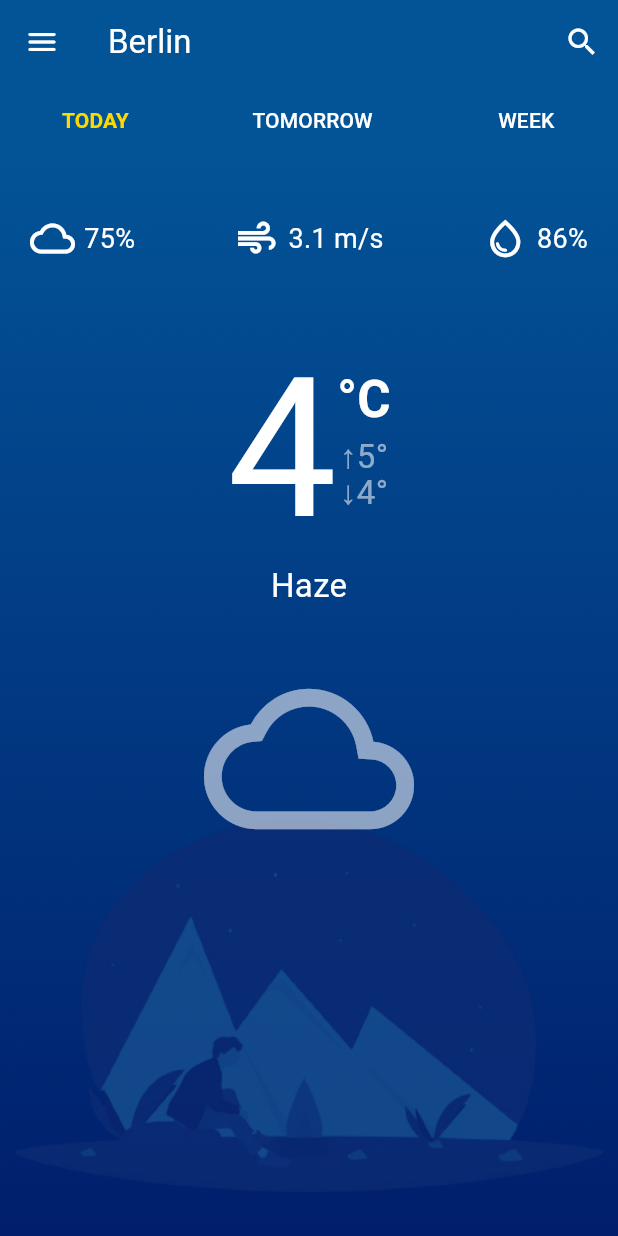
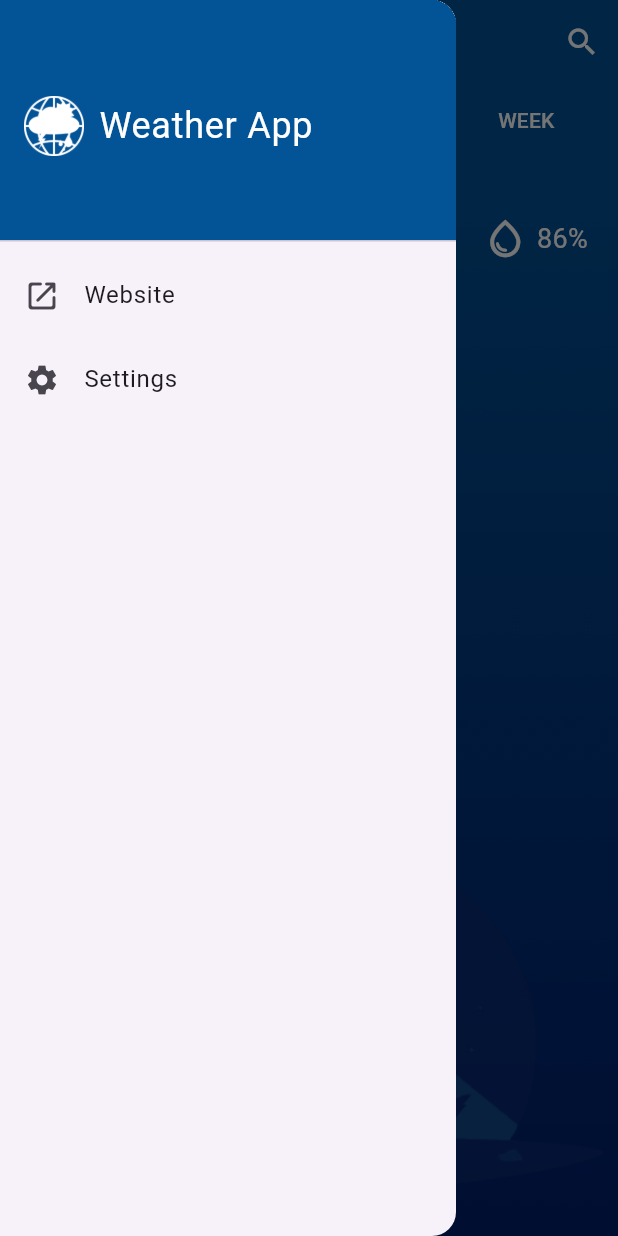
Before and after one commit to ramos-vini/skycast-weather-app, a Flutter app: the screen it shows after launch, after a tap on the "menu" icon, on a phone screen of 412 x 824 dp. Run offline on Flutter 3.47's test engine with Material 3 defaults, Android fonts, the phone set to English and light mode, and no system bars.

Commit message:
[FEP-23] created home_drawer widget

```diff
--- a/app/lib/screens/home_screen.dart
+++ b/app/lib/screens/home_screen.dart
@@ -2,6 +2,7 @@ import 'package:flutter/material.dart';
 import 'package:app/widgets/timeframe_selector.dart';
 import 'package:app/data/app_colors.dart';
 import 'package:app/managers/screen_manager.dart';
+import 'package:app/widgets/home_drawer.dart';
 
 class HomeScreen extends StatefulWidget {
   const HomeScreen({super.key});
@@ -24,9 +25,14 @@ class _HomeScreenState extends State<HomeScreen> {
     return Scaffold(
       appBar: AppBar(
         backgroundColor: AppColors.blue,
-        leading: IconButton(
-            onPressed: () {},
-            icon: const Icon(Icons.menu_rounded, color: Colors.white)),
+        leading: Builder(
+          builder: (context) => IconButton(
+            icon: const Icon(Icons.menu_rounded, color: Colors.white),
+            onPressed: () {
+              Scaffold.of(context).openDrawer();
+            },
+          ),
+        ),
         title: const Text(
           'Berlin',
           style: TextStyle(color: Colors.white),
@@ -37,6 +43,7 @@ class _HomeScreenState extends State<HomeScreen> {
               icon: const Icon(Icons.search, color: Colors.white))
         ],
       ),
+      drawer: const HomeDrawer(),
       body: Container(
         decoration: const BoxDecoration(color: AppColors.blue),
         child: Column(
--- /dev/null
+++ b/app/lib/screens/search_screen.dart
@@ -0,0 +1,3 @@
+// TODO:
+// - Search Bar
+// - 10 cities (will later get updated according to last searches)
--- /dev/null
+++ b/app/lib/widgets/home_drawer.dart
@@ -0,0 +1,51 @@
+import 'package:flutter/material.dart';
+import 'package:app/data/app_colors.dart';
+
+class HomeDrawer extends StatelessWidget {
+  const HomeDrawer({super.key});
+
+  @override
+  Widget build(BuildContext context) {
+    return Drawer(
+      child: SizedBox(
+        width: MediaQuery.of(context).size.width * 0.85, // Custom width
+        child: ListView(
+          padding: EdgeInsets.zero,
+          children: <Widget>[
+            const DrawerHeader(
+              decoration: BoxDecoration(
+                color: AppColors.blue,
+              ),
+              child: Row(children: [
+                Image(
+                  image: AssetImage('assets/images/logo.png'),
+                  width: 40,
+                ),
+                SizedBox(
+                  width: 10,
+                ),
+                Text(
+                  'Weather App',
+                  style: TextStyle(
+                    color: Colors.white,
+                    fontSize: 24,
+                  ),
+                ),
+              ]),
+            ),
+            ListTile(
+              leading: const Icon(Icons.open_in_new_rounded),
+              title: const Text('Website'),
+              onTap: () {},
+            ),
+            ListTile(
+              leading: const Icon(Icons.settings),
+              title: const Text('Settings'),
+              onTap: () {},
+            ),
+          ],
+        ),
+      ),
+    );
+  }
+}
--- a/app/pubspec.yaml
+++ b/app/pubspec.yaml
@@ -61,7 +61,7 @@ flutter:
   # To add assets to your application, add an assets section, like this:
   assets:
   - assets/images/home_background.png
-  #   - images/a_dot_ham.jpeg
+  - assets/images/logo.png
 
   # An image asset can refer to one or more resolution-specific "variants", see
   # https://flutter.dev/assets-and-images/#resolution-aware
```
Also changed, not shown: app/assets/images/logo.png (added).
